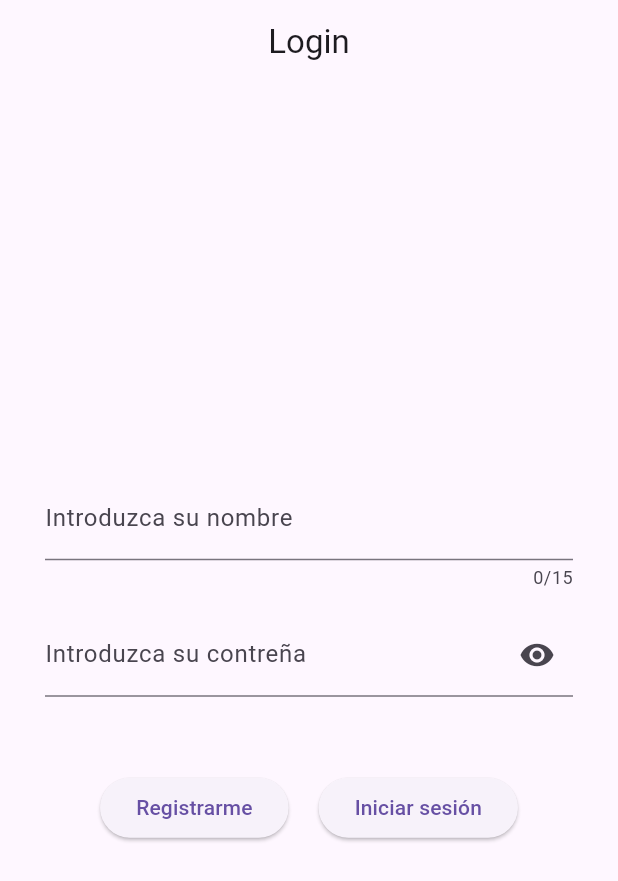
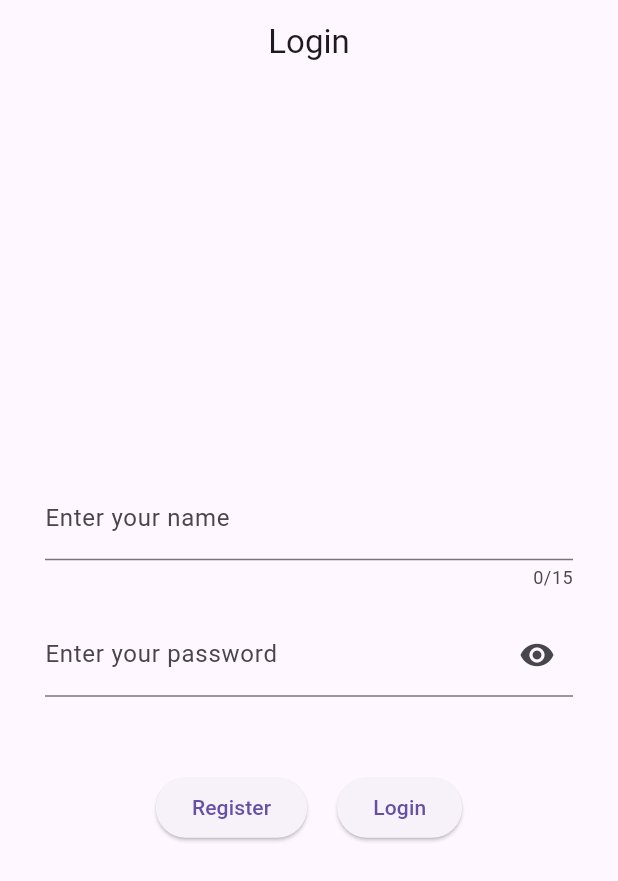
Before and after one commit to HugoReyHol/gestion_juegos, a Flutter app: the screen it shows after launch, on a phone screen of 412 x 824 dp. Shown: the top 881 px of the screen. Run offline on Flutter 3.47's test engine with Material 3 defaults, Android fonts, the light colour scheme and no system bars; our stand-ins replace flutter_riverpod, shared_preferences, sqflite_common_ffi; accounts and stored records are empty; generated files the repository leaves out were written again.

Commit message:
Login traducido

```diff
--- a/lib/l10n/app_en.arb
+++ b/lib/l10n/app_en.arb
@@ -7,5 +7,13 @@
   "app_home": "Home",
   "app_search": "Search",
   "app_stats": "Statistics",
-  "app_profile": "Profile"
+  "app_profile": "Profile",
+
+  "login_title": "Login",
+  "login_name_field": "Enter your name",
+  "login_name_error": "Enter a name",
+  "login_pass_field": "Enter your password",
+  "login_pass_error": "Your password must be at least {minChars} characters long",
+  "login_btn_reg": "Register",
+  "login_btn_login": "Login"
 }
--- a/lib/l10n/app_es.arb
+++ b/lib/l10n/app_es.arb
@@ -7,5 +7,13 @@
   "app_home": "Inicio",
   "app_search": "Buscar",
   "app_stats": "Estadísticas",
-  "app_profile": "Perfil"
+  "app_profile": "Perfil",
+
+  "login_title": "Inicio de sesión",
+  "login_name_field": "Introduzca su nombre",
+  "login_name_error": "Introduzca un nombre",
+  "login_pass_field": "Introduzca su contreña",
+  "login_pass_error": "Su contraseña debe tener al menos {minChars} carácteres",
+  "login_btn_reg": "Registrarme",
+  "login_btn_login": "Iniciar sesión"
 }
--- a/lib/screens/login.dart
+++ b/lib/screens/login.dart
@@ -2,6 +2,7 @@ import 'package:flutter/material.dart';
 import 'package:flutter_riverpod/flutter_riverpod.dart';
 import 'package:gestion_juegos/providers/login_state_provider.dart';
 import 'package:gestion_juegos/util/style_constants.dart';
+import 'package:flutter_gen/gen_l10n/app_localizations.dart';
 
 class Login extends ConsumerStatefulWidget {
   Login({super.key});
@@ -21,10 +22,11 @@ class _LoginState extends ConsumerState<Login> {
   @override
   Widget build(BuildContext context) {
     final loginState = ref.watch(loginStateProvider);
+    final loc = AppLocalizations.of(context)!;
 
     return Scaffold(
       appBar: AppBar(
-        title: Center(child: Text("Login")),
+        title: Center(child: Text(loc.login_title)),
       ),
       body: SafeArea(
         child: Padding(
@@ -41,10 +43,10 @@ class _LoginState extends ConsumerState<Login> {
                     TextFormField(
                       enabled: !loginState,
                       decoration:  InputDecoration(
-                        labelText: "Introduzca su nombre"
+                        labelText: loc.login_name_field
                       ),
                       validator: (value) {
-                        if (value == null || value.isEmpty) return "Introduzca un nombre";
+                        if (value == null || value.isEmpty) return loc.login_name_error;
                         return null;
                       },
                       maxLength: _maxNameLength,
@@ -53,7 +55,7 @@ class _LoginState extends ConsumerState<Login> {
                     TextFormField(
                       enabled: !loginState,
                       decoration: InputDecoration(
-                        labelText: "Introduzca su contreña",
+                        labelText: loc.login_pass_field,
                         suffixIcon: IconButton(
                           icon: Icon(isObscured ? Icons.visibility : Icons.visibility_off),
                           onPressed: () {
@@ -64,7 +66,7 @@ class _LoginState extends ConsumerState<Login> {
                         )
                       ),
                       validator: (value) {
-                        if (value == null || value.length < _minPassLength) return "Su contraseña debe tener al menos $_minPassLength carácteres";
+                        if (value == null || value.length < _minPassLength) return loc.login_pass_error(_minPassLength);
                         return null;
                       },
                       obscureText: isObscured,
@@ -83,7 +85,7 @@ class _LoginState extends ConsumerState<Login> {
                         ref.read(loginStateProvider.notifier).onRegister(_nameCtrll.text, _passCtrll.text, context);
                       }
                     },
-                    child: Text("Registrarme")
+                    child: Text(loc.login_btn_reg)
                   ),
                   ElevatedButton(
                     onPressed: loginState ? null : () {
@@ -91,7 +93,7 @@ class _LoginState extends ConsumerState<Login> {
                         ref.read(loginStateProvider.notifier).onLogIn(_nameCtrll.text, _passCtrll.text, context);
                       }
                     },
-                    child: Text("Iniciar sesión")
+                    child: Text(loc.login_btn_login)
                   )
                 ],
               )
@@ -101,6 +103,4 @@ class _LoginState extends ConsumerState<Login> {
       )
     );
   }
-
-
 }
```
